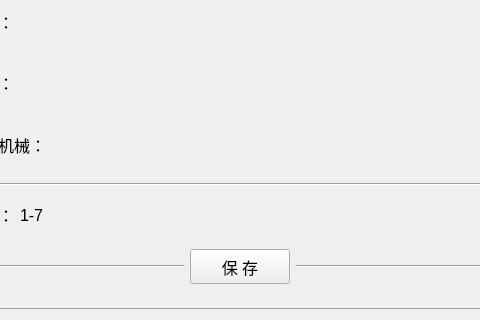
The window that resources/ui/UI_SettingChart.ui (Chr0nixz/Closure) describes before a commit, drawn with Qt 5; both pictures show x 87 to 567 and y 217 to 537 of the 653 by 537 pixel window.
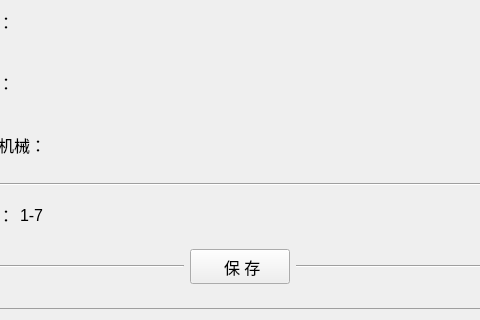
The same window after the commit.

```diff
--- a/resources/ui/UI_SettingChart.ui
+++ b/resources/ui/UI_SettingChart.ui
@@ -427,7 +427,7 @@
              </font>
             </property>
             <property name="text">
-             <string>保 存</string>
+             <string> 保 存</string>
             </property>
            </widget>
           </item>
```
